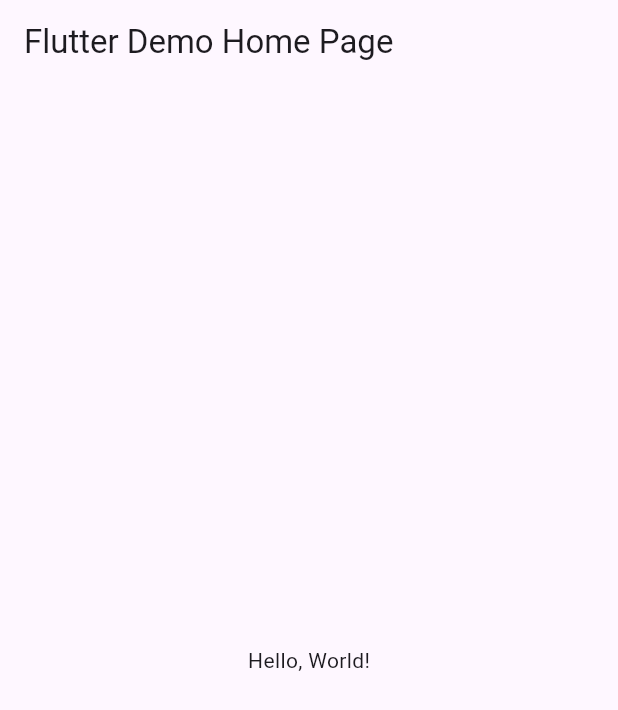
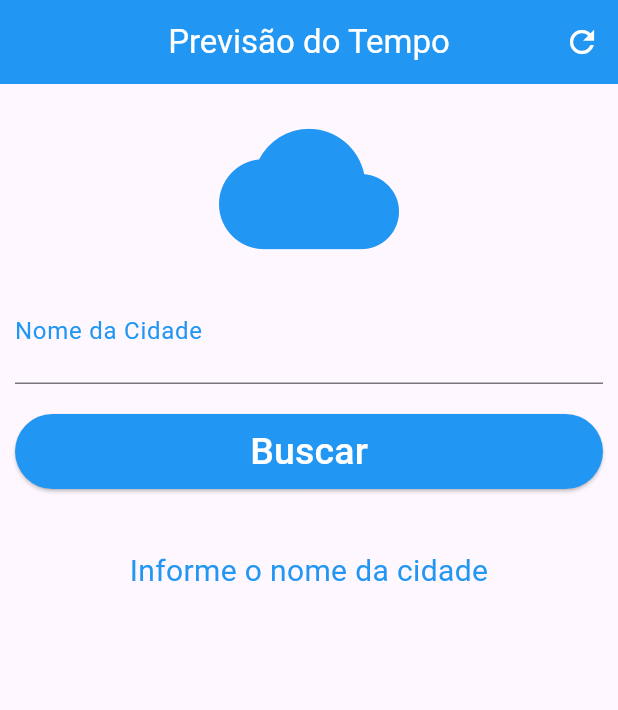
Before and after one commit to gteixei-ra/PrevisaoDoTempo, a Flutter app: the screen it shows after launch, on a phone screen of 412 x 824 dp. Shown: the top 710 px of the screen. Run offline on Flutter 3.47's test engine with Material 3 defaults, Android fonts, the phone set to English and light mode, and no system bars.

Commit message:
Update main.dart

```diff
--- a/lib/main.dart
+++ b/lib/main.dart
@@ -1,41 +1,153 @@
 import 'package:flutter/material.dart';
+import 'dart:convert';
+import 'package:http/http.dart' as http;
 
-void main() => runApp(MyApp());
-
-class MyApp extends StatelessWidget {
-  const MyApp({super.key});
-  // This widget is the root of your application.
-  @override
-  Widget build(BuildContext context) {
-    return MaterialApp(
-      // Application name
-      title: 'Flutter Hello World',
-      // Application theme data, you can set the colors for the application as
-      // you want
-      theme: ThemeData(
-        // useMaterial3: false,
-        primarySwatch: Colors.blue,
-      ),
-      // A widget which will be started on application startup
-      home: MyHomePage(title: 'Flutter Demo Home Page'),
-    );
-  }
+void main() {
+  runApp(MaterialApp(
+    home: WeatherHome(),
+    debugShowCheckedModeBanner: false,
+  ));
 }
 
-class MyHomePage extends StatelessWidget {
-  final String title;
-  const MyHomePage({super.key, required this.title});
+class WeatherHome extends StatefulWidget {
+  @override
+  _WeatherHomeState createState() => _WeatherHomeState();
+}
+
+class _WeatherHomeState extends State<WeatherHome> {
+  GlobalKey<FormState> _formKey = GlobalKey<FormState>();
+  TextEditingController cityController = TextEditingController();
+  String _result = "Informe o nome da cidade";
+  bool _isLoading = false;
+
+  final String _apiKey = "d1ee36558f8c17622043ef7517479e48";
+  final String _baseUrl = "https://api.openweathermap.org/data/2.5/weather";
+
+  void _reset() {
+    cityController.text = "";
+    setState(() {
+      _result = "Informe o nome da cidade";
+      _formKey = GlobalKey<FormState>();
+    });
+  }
+
+  Future<void> _fetchWeather() async {
+    if (cityController.text.isEmpty) {
+      setState(() {
+        _result = "Por favor, insira o nome de uma cidade.";
+      });
+      return;
+    }
+
+    setState(() {
+      _isLoading = true;
+      _result = "Carregando...";
+    });
+
+    try {
+      final response = await http.get(Uri.parse(
+          "$_baseUrl?q=${cityController.text}&appid=$_apiKey&lang=pt_br&units=metric"));
+
+      if (response.statusCode == 200) {
+        final data = json.decode(response.body);
+        setState(() {
+          _result =
+              "Cidade: ${data['name']}\nTemperatura: ${data['main']['temp']}°C\n"
+              "Descrição: ${data['weather'][0]['description']}";
+        });
+      } else {
+        setState(() {
+          _result = "Cidade não encontrada.";
+        });
+      }
+    } catch (e) {
+      setState(() {
+        _result = "Erro ao buscar dados do tempo.";
+      });
+    } finally {
+      setState(() {
+        _isLoading = false;
+      });
+    }
+  }
 
   @override
   Widget build(BuildContext context) {
     return Scaffold(
       appBar: AppBar(
-        // The title text which will be shown on the action bar
-        title: Text(title),
+        title: Text(
+          "Previsão do Tempo",
+          style: TextStyle(color: Colors.white),
+        ),
+        centerTitle: true,
+        backgroundColor: Colors.blue,
+        actions: <Widget>[
+          IconButton(
+            icon: Icon(Icons.refresh, color: Colors.white),
+            onPressed: _reset,
+          ),
+        ],
       ),
-      body: Center(
-        child: Text(
-          'Hello, World!',
+      body: SingleChildScrollView(
+        padding: EdgeInsets.all(10.0),
+        child: Form(
+          key: _formKey,
+          child: Column(
+            crossAxisAlignment: CrossAxisAlignment.stretch,
+            children: <Widget>[
+              Icon(
+                Icons.cloud,
+                size: 120.0,
+                color: Colors.blue,
+              ),
+              TextFormField(
+                controller: cityController,
+                keyboardType: TextInputType.text,
+                decoration: InputDecoration(
+                  labelText: "Nome da Cidade",
+                  labelStyle: TextStyle(color: Colors.blue),
+                ),
+                textAlign: TextAlign.center,
+                style: TextStyle(color: Colors.blue, fontSize: 25.0),
+                validator: (value) {
+                  if (value == null || value.isEmpty) {
+                    return "Insira o nome da cidade!";
+                  }
+                  return null;
+                },
+              ),
+              Padding(
+                padding: EdgeInsets.only(top: 20.0, bottom: 20.0),
+                child: Container(
+                  height: 50.0,
+                  child: ElevatedButton(
+                    child: Text(
+                      "Buscar",
+                      style: TextStyle(color: Colors.white, fontSize: 25.0),
+                    ),
+                    style: ElevatedButton.styleFrom(
+                      backgroundColor: Colors.blue,
+                    ),
+                    onPressed: () {
+                      if (_formKey.currentState!.validate()) {
+                        _fetchWeather();
+                      }
+                    },
+                  ),
+                ),
+              ),
+              if (_isLoading)
+                Center(
+                  child: CircularProgressIndicator(),
+                ),
+              SizedBox(height: 20),
+              Text(
+                _result,
+                textAlign: TextAlign.center,
+                style: TextStyle(color: Colors.blue, fontSize: 20.0),
+              ),
+            ],
+          ),
         ),
       ),
     );
```
